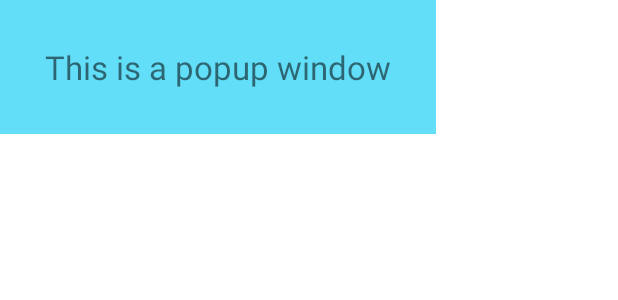
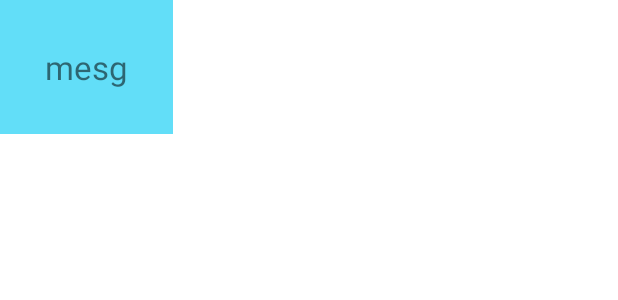
Before and after one commit to SackofCodetatoes/mastermindApp, an Android app: the layout popup_window.xml on its own in the app's theme, with its tools: preview values and no code run, on a phone screen of 412 x 824 dp. Shown: the top 300 px of the screen. Run offline under Robolectric (Android 15) with nearby library versions, the phone set to English and light mode, and no system bars; network calls fail.

Commit message:
implemented popup window at gameover

```diff
--- a/app/src/main/res/layout/popup_window.xml
+++ b/app/src/main/res/layout/popup_window.xml
@@ -5,11 +5,15 @@
     android:background="#62def8">
 
     <TextView
+        android:id="@+id/text_popup_result"
         android:layout_width="wrap_content"
         android:layout_height="wrap_content"
-        android:text="This is a popup window"
         android:layout_centerInParent="true"
-        android:layout_margin="30dp"
+        android:layout_marginStart="30dp"
+        android:layout_marginTop="30dp"
+        android:layout_marginEnd="30dp"
+        android:layout_marginBottom="30dp"
+        android:text="mesg"
         android:textSize="22dp" />
 
 
```
Also changed, not shown: app/src/main/java/com/example/mastermind/MainActivity.java (+33 -0 lines).
